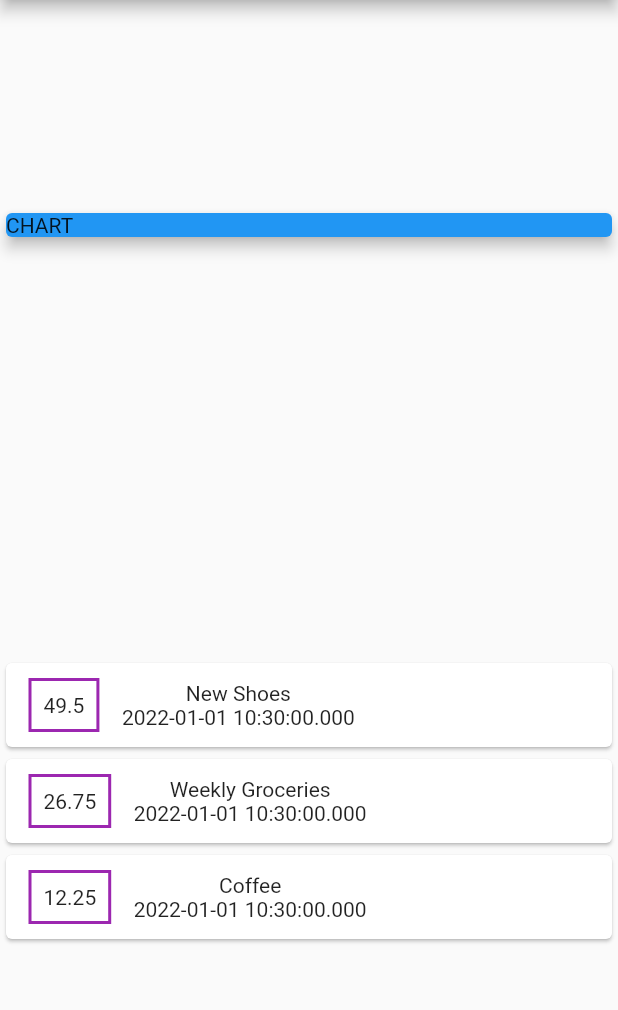
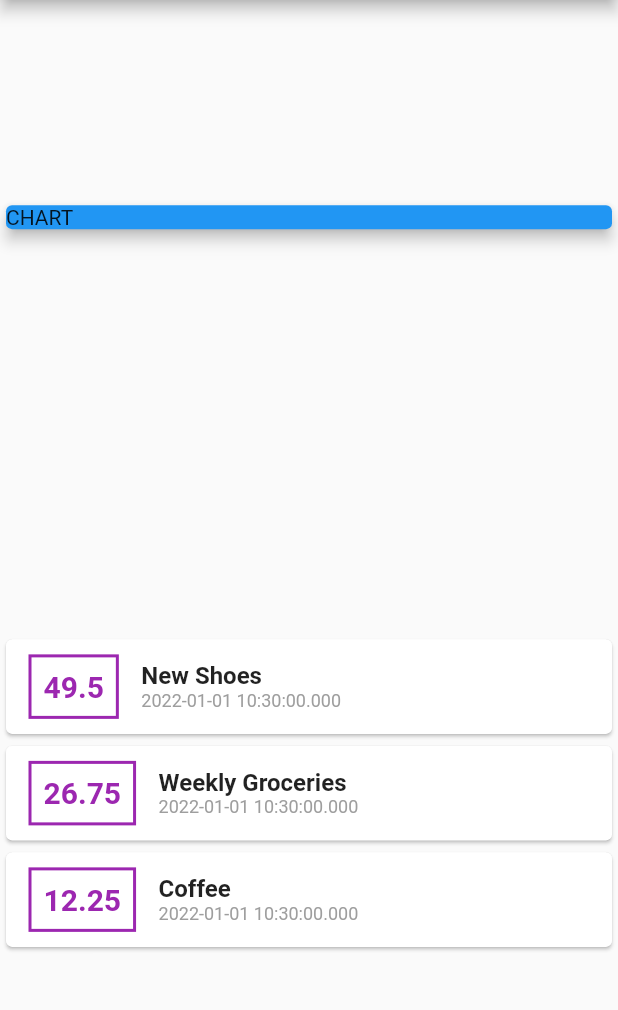
Before and after one commit to elvan/expense_tracker_app_flutter_example, a Flutter app: the screen it shows after launch, on a phone screen of 412 x 824 dp, the part 84-1094 px from its top. Run offline on Flutter 3.47's test engine with Material 2 defaults, Android fonts, the phone set to English and light mode, and no system bars.

Commit message:
styling text

```diff
--- a/lib/home_page.dart
+++ b/lib/home_page.dart
@@ -61,12 +61,32 @@ class HomePage extends StatelessWidget {
                         ),
                       ),
                       padding: const EdgeInsets.all(8.0),
-                      child: Text(transaction.amount.toString()),
+                      child: Text(
+                        transaction.amount.toString(),
+                        style: const TextStyle(
+                          fontWeight: FontWeight.bold,
+                          fontSize: 20.0,
+                          color: Colors.purple,
+                        ),
+                      ),
                     ),
                     Column(
+                      crossAxisAlignment: CrossAxisAlignment.start,
                       children: [
-                        Text(transaction.title),
-                        Text(transaction.date.toString()),
+                        Text(
+                          transaction.title,
+                          style: const TextStyle(
+                            fontSize: 16.0,
+                            fontWeight: FontWeight.bold,
+                          ),
+                        ),
+                        Text(
+                          transaction.date.toString(),
+                          style: const TextStyle(
+                            color: Colors.grey,
+                            fontSize: 12.0,
+                          ),
+                        ),
                       ],
                     ),
                   ],
```
